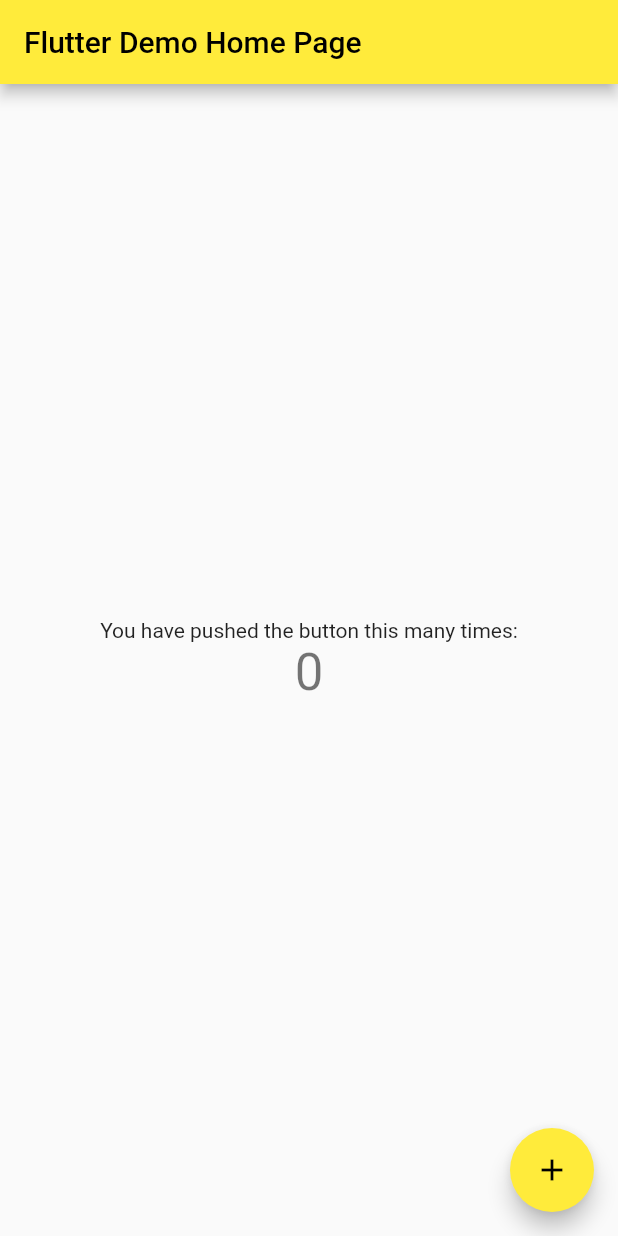
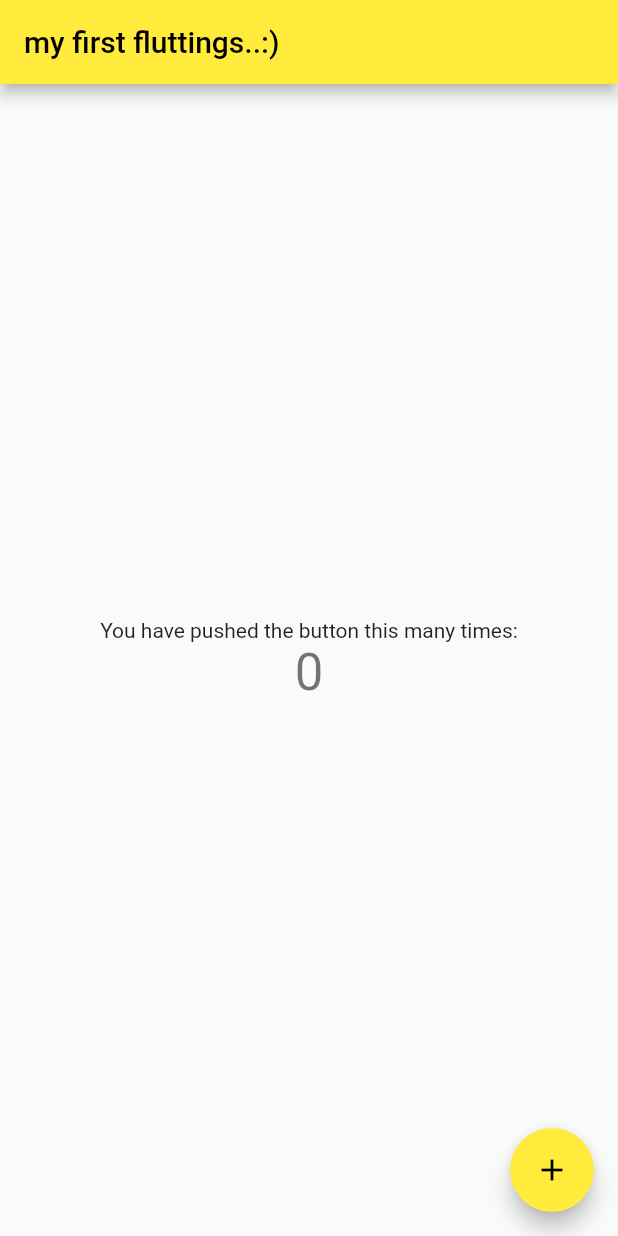
Before and after one commit to emrealbayrakk/flutter_application_1, a Flutter app: the screen it shows after launch, on a phone screen of 412 x 824 dp. Run offline on Flutter 3.47's test engine with Material 2 defaults, Android fonts, the phone set to English and light mode, and no system bars.

Commit message:
myHomePage title changed

```diff
--- a/lib/main.dart
+++ b/lib/main.dart
@@ -24,7 +24,7 @@ class MyApp extends StatelessWidget {
         // is not restarted.
         primarySwatch: Colors.yellow,
       ),
-      home: const MyHomePage(title: 'Flutter Demo Home Page'),
+      home: const MyHomePage(title: 'my first fluttings..:)'),
     );
   }
 }
```
